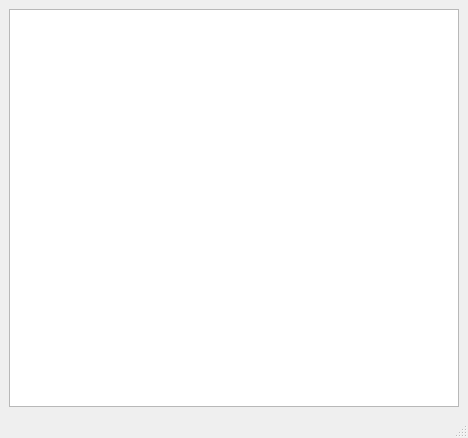
Before: the Qt Designer form Engine/Debug/Ui/debugwindow.ui in AJ92/Engine, drawn with Qt 5.
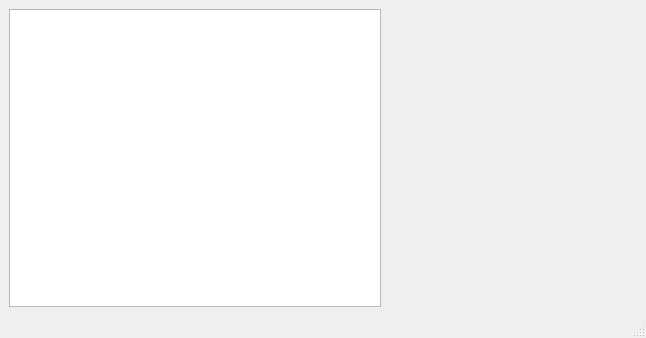
After: the same form once the commit is applied. Custom widgets are drawn as their Qt base class.

Commit message:
graphs for debugging...
and some other changes...

The edit to the form file:
```diff
--- a/Engine/Debug/Ui/debugwindow.ui
+++ b/Engine/Debug/Ui/debugwindow.ui
@@ -6,8 +6,8 @@
    <rect>
     <x>0</x>
     <y>0</y>
-    <width>468</width>
-    <height>438</height>
+    <width>646</width>
+    <height>338</height>
    </rect>
   </property>
   <property name="windowTitle">
@@ -18,16 +18,57 @@
   </property>
   <widget class="QWidget" name="centralwidget">
    <layout class="QGridLayout" name="gridLayout">
-    <item row="0" column="0">
+    <item row="0" column="0" rowspan="5">
      <widget class="QTextEdit" name="textEdit">
+      <property name="styleSheet">
+       <string notr="true">font: 8pt &quot;Courier&quot;;
+
+</string>
+      </property>
       <property name="readOnly">
        <bool>false</bool>
       </property>
+      <property name="html">
+       <string>&lt;!DOCTYPE HTML PUBLIC &quot;-//W3C//DTD HTML 4.0//EN&quot; &quot;http://www.w3.org/TR/REC-html40/strict.dtd&quot;&gt;
+&lt;html&gt;&lt;head&gt;&lt;meta name=&quot;qrichtext&quot; content=&quot;1&quot; /&gt;&lt;style type=&quot;text/css&quot;&gt;
+p, li { white-space: pre-wrap; }
+&lt;/style&gt;&lt;/head&gt;&lt;body style=&quot; font-family:'Courier'; font-size:8pt; font-weight:400; font-style:normal;&quot;&gt;
+&lt;p style=&quot;-qt-paragraph-type:empty; margin-top:0px; margin-bottom:0px; margin-left:0px; margin-right:0px; -qt-block-indent:0; text-indent:0px;&quot;&gt;&lt;br /&gt;&lt;/p&gt;&lt;/body&gt;&lt;/html&gt;</string>
+      </property>
       <property name="textInteractionFlags">
        <set>Qt::TextEditorInteraction</set>
       </property>
      </widget>
     </item>
+    <item row="0" column="1">
+     <widget class="CustomGraph" name="fpsGraph" native="true">
+      <property name="minimumSize">
+       <size>
+        <width>250</width>
+        <height>0</height>
+       </size>
+      </property>
+     </widget>
+    </item>
+    <item row="2" column="1">
+     <widget class="CustomGraph" name="tsGraph" native="true"/>
+    </item>
+    <item row="1" column="1">
+     <widget class="CustomGraph" name="nsGraph" native="true">
+      <property name="minimumSize">
+       <size>
+        <width>250</width>
+        <height>0</height>
+       </size>
+      </property>
+     </widget>
+    </item>
+    <item row="3" column="1">
+     <widget class="CustomGraph" name="mpfGraph" native="true"/>
+    </item>
+    <item row="4" column="1">
+     <widget class="CustomGraph" name="tpfGraph" native="true"/>
+    </item>
    </layout>
   </widget>
   <widget class="QStatusBar" name="statusbar"/>
@@ -42,6 +83,14 @@
    </property>
   </widget>
  </widget>
+ <customwidgets>
+  <customwidget>
+   <class>CustomGraph</class>
+   <extends>QWidget</extends>
+   <header location="global">Debug/UI/customgraph.h</header>
+   <container>1</container>
+  </customwidget>
+ </customwidgets>
  <resources/>
  <connections/>
 </ui>
```
Left out of the diff: 4 changed lines with no effect on the pictures. The commit also changes 32 other files.
